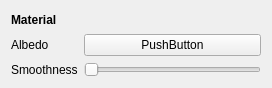
The window that Project2/ui/materialwidget.ui (jesusdz/AGP) describes before a commit, drawn with Qt 5.
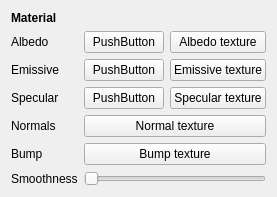
The same window after the commit.

Commit message: Project2: Materials and Textures loaded from Assimp. Normal mapping working.

```diff
--- a/Project2/ui/materialwidget.ui
+++ b/Project2/ui/materialwidget.ui
@@ -6,14 +6,130 @@
    <rect>
     <x>0</x>
     <y>0</y>
-    <width>272</width>
-    <height>88</height>
+    <width>251</width>
+    <height>194</height>
    </rect>
   </property>
   <property name="windowTitle">
    <string>Form</string>
   </property>
   <layout class="QGridLayout" name="gridLayout">
+   <item row="7" column="1" colspan="2">
+    <widget class="QSlider" name="sliderSmoothness">
+     <property name="sizePolicy">
+      <sizepolicy hsizetype="Expanding" vsizetype="Fixed">
+       <horstretch>0</horstretch>
+       <verstretch>0</verstretch>
+      </sizepolicy>
+     </property>
+     <property name="maximum">
+      <number>255</number>
+     </property>
+     <property name="orientation">
+      <enum>Qt::Horizontal</enum>
+     </property>
+    </widget>
+   </item>
+   <item row="3" column="2">
+    <widget class="QPushButton" name="buttonEmissiveTexture">
+     <property name="sizePolicy">
+      <sizepolicy hsizetype="Expanding" vsizetype="Fixed">
+       <horstretch>0</horstretch>
+       <verstretch>0</verstretch>
+      </sizepolicy>
+     </property>
+     <property name="text">
+      <string>Emissive texture</string>
+     </property>
+    </widget>
+   </item>
+   <item row="6" column="0">
+    <widget class="QLabel" name="label_6">
+     <property name="text">
+      <string>Bump</string>
+     </property>
+    </widget>
+   </item>
+   <item row="1" column="1">
+    <widget class="QPushButton" name="buttonAlbedo">
+     <property name="sizePolicy">
+      <sizepolicy hsizetype="Preferred" vsizetype="Fixed">
+       <horstretch>0</horstretch>
+       <verstretch>0</verstretch>
+      </sizepolicy>
+     </property>
+     <property name="text">
+      <string>PushButton</string>
+     </property>
+    </widget>
+   </item>
+   <item row="4" column="1">
+    <widget class="QPushButton" name="buttonSpecular">
+     <property name="sizePolicy">
+      <sizepolicy hsizetype="Preferred" vsizetype="Fixed">
+       <horstretch>0</horstretch>
+       <verstretch>0</verstretch>
+      </sizepolicy>
+     </property>
+     <property name="text">
+      <string>PushButton</string>
+     </property>
+    </widget>
+   </item>
+   <item row="3" column="1">
+    <widget class="QPushButton" name="buttonEmissive">
+     <property name="sizePolicy">
+      <sizepolicy hsizetype="Preferred" vsizetype="Fixed">
+       <horstretch>0</horstretch>
+       <verstretch>0</verstretch>
+      </sizepolicy>
+     </property>
+     <property name="text">
+      <string>PushButton</string>
+     </property>
+    </widget>
+   </item>
+   <item row="4" column="0">
+    <widget class="QLabel" name="label_7">
+     <property name="text">
+      <string>Specular</string>
+     </property>
+    </widget>
+   </item>
+   <item row="1" column="0">
+    <widget class="QLabel" name="label_2">
+     <property name="text">
+      <string>Albedo</string>
+     </property>
+    </widget>
+   </item>
+   <item row="5" column="0">
+    <widget class="QLabel" name="label_5">
+     <property name="text">
+      <string>Normals</string>
+     </property>
+    </widget>
+   </item>
+   <item row="4" column="2">
+    <widget class="QPushButton" name="buttonSpecularTexture">
+     <property name="sizePolicy">
+      <sizepolicy hsizetype="Expanding" vsizetype="Fixed">
+       <horstretch>0</horstretch>
+       <verstretch>0</verstretch>
+      </sizepolicy>
+     </property>
+     <property name="text">
+      <string>Specular texture</string>
+     </property>
+    </widget>
+   </item>
+   <item row="3" column="0">
+    <widget class="QLabel" name="label_4">
+     <property name="text">
+      <string>Emissive</string>
+     </property>
+    </widget>
+   </item>
    <item row="0" column="0">
     <widget class="QLabel" name="label">
      <property name="font">
@@ -27,46 +143,49 @@
      </property>
     </widget>
    </item>
-   <item row="1" column="0">
-    <widget class="QLabel" name="label_2">
-     <property name="text">
-      <string>Albedo</string>
-     </property>
-    </widget>
-   </item>
-   <item row="1" column="1">
-    <widget class="QPushButton" name="buttonAlbedo">
-     <property name="sizePolicy">
-      <sizepolicy hsizetype="Expanding" vsizetype="Fixed">
-       <horstretch>0</horstretch>
-       <verstretch>0</verstretch>
-      </sizepolicy>
-     </property>
-     <property name="text">
-      <string>PushButton</string>
-     </property>
-    </widget>
-   </item>
-   <item row="2" column="0">
+   <item row="7" column="0">
     <widget class="QLabel" name="label_3">
      <property name="text">
       <string>Smoothness</string>
      </property>
     </widget>
    </item>
-   <item row="2" column="1">
-    <widget class="QSlider" name="sliderSmoothness">
+   <item row="1" column="2">
+    <widget class="QPushButton" name="buttonAlbedoTexture">
      <property name="sizePolicy">
       <sizepolicy hsizetype="Expanding" vsizetype="Fixed">
        <horstretch>0</horstretch>
        <verstretch>0</verstretch>
       </sizepolicy>
      </property>
-     <property name="maximum">
-      <number>255</number>
+     <property name="text">
+      <string>Albedo texture</string>
      </property>
-     <property name="orientation">
-      <enum>Qt::Horizontal</enum>
+    </widget>
+   </item>
+   <item row="5" column="1" colspan="2">
+    <widget class="QPushButton" name="buttonNormalTexture">
+     <property name="sizePolicy">
+      <sizepolicy hsizetype="Expanding" vsizetype="Fixed">
+       <horstretch>0</horstretch>
+       <verstretch>0</verstretch>
+      </sizepolicy>
+     </property>
+     <property name="text">
+      <string>Normal texture</string>
+     </property>
+    </widget>
+   </item>
+   <item row="6" column="1" colspan="2">
+    <widget class="QPushButton" name="buttonBumpTexture">
+     <property name="sizePolicy">
+      <sizepolicy hsizetype="Expanding" vsizetype="Fixed">
+       <horstretch>0</horstretch>
+       <verstretch>0</verstretch>
+      </sizepolicy>
+     </property>
+     <property name="text">
+      <string>Bump texture</string>
      </property>
     </widget>
    </item>
```
The commit also changes 31 other files.
